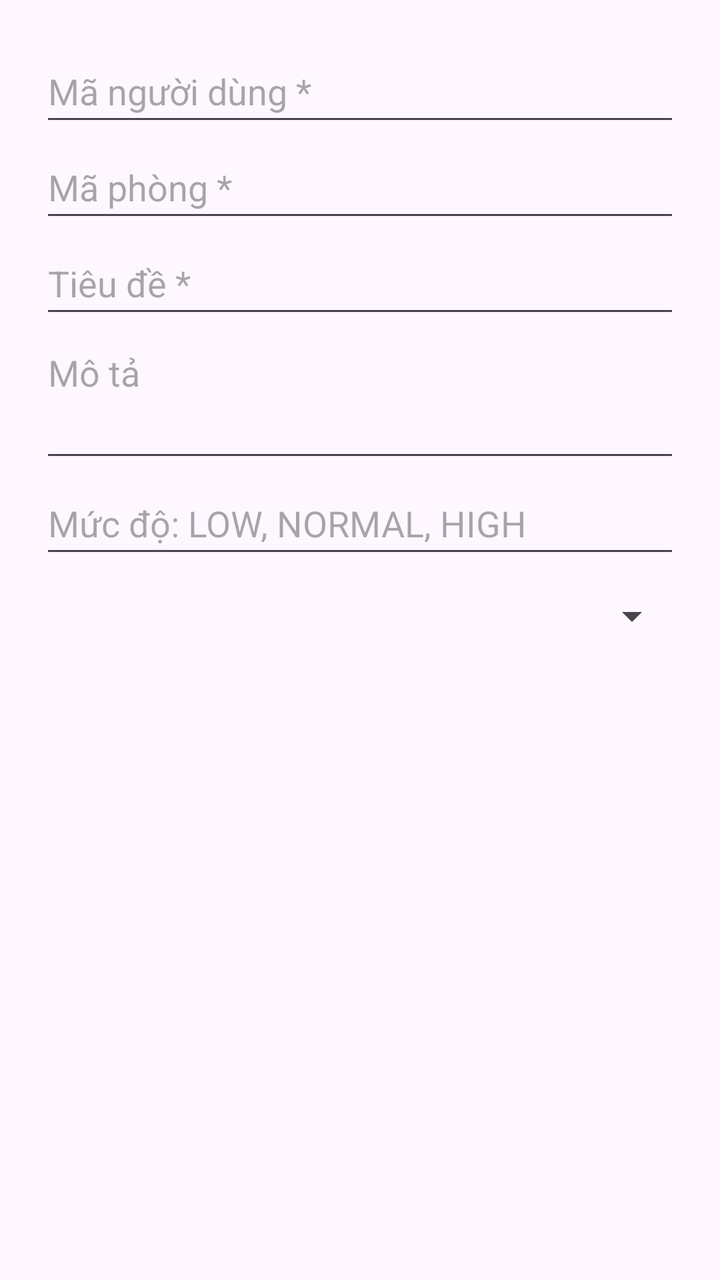
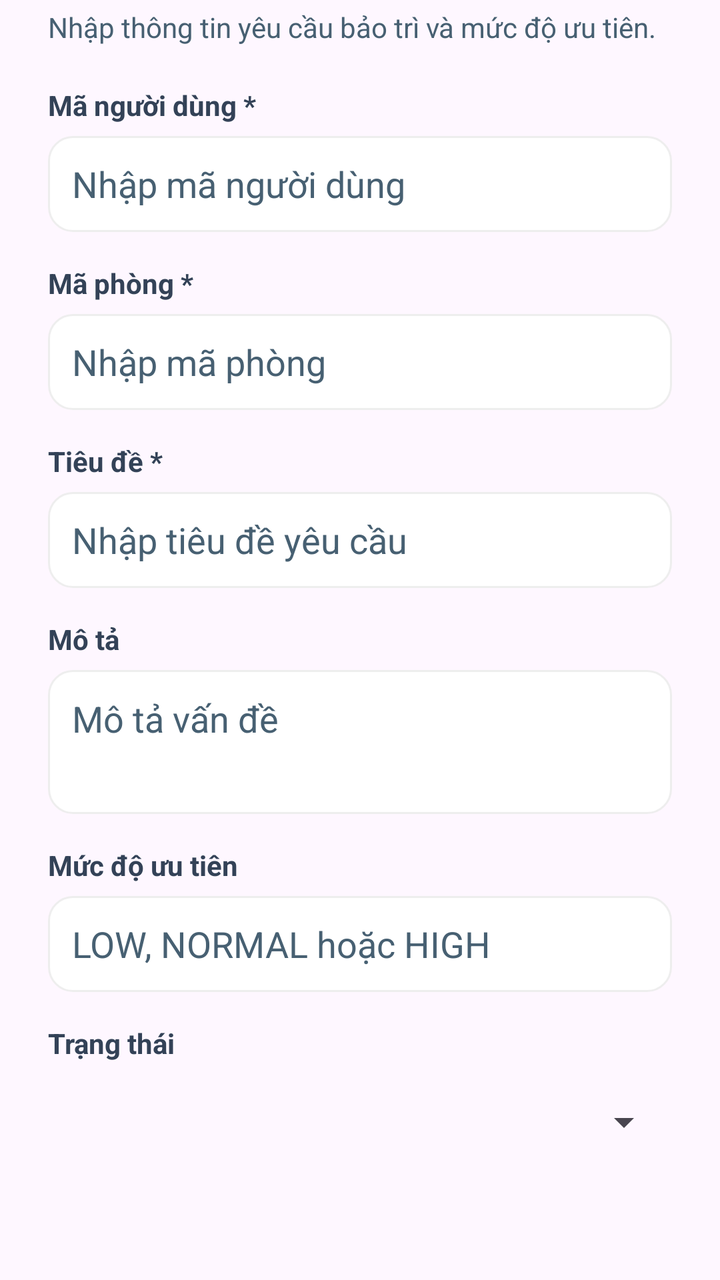

An Android layout rendered at two revisions. The XML below is the earlier revision; the diff shows what the commit changed to produce the second picture.
<!-- AndroidManifest.xml: application theme Theme.Rentaly_Management -->
<!-- res/layout/dialog_create_maintenance.xml -->
<?xml version="1.0" encoding="utf-8"?>
<ScrollView xmlns:android="http://schemas.android.com/apk/res/android" android:layout_width="match_parent" android:layout_height="wrap_content"><LinearLayout android:layout_width="match_parent" android:layout_height="wrap_content" android:orientation="vertical" android:padding="20dp"><EditText android:id="@+id/maintenance_form_user" android:layout_width="match_parent" android:layout_height="wrap_content" android:hint="Mã người dùng *" android:minHeight="48dp"/><EditText android:id="@+id/maintenance_form_room" android:layout_width="match_parent" android:layout_height="wrap_content" android:hint="Mã phòng *" android:minHeight="48dp"/><EditText android:id="@+id/maintenance_form_title" android:layout_width="match_parent" android:layout_height="wrap_content" android:hint="Tiêu đề *" android:minHeight="48dp"/><EditText android:id="@+id/maintenance_form_description" android:layout_width="match_parent" android:layout_height="wrap_content" android:hint="Mô tả" android:gravity="top" android:minHeight="72dp"/><EditText android:id="@+id/maintenance_form_priority" android:layout_width="match_parent" android:layout_height="wrap_content" android:hint="Mức độ: LOW, NORMAL, HIGH" android:minHeight="48dp"/><Spinner android:id="@+id/maintenance_form_status" android:layout_width="match_parent" android:layout_height="48dp"/></LinearLayout></ScrollView>
<!-- resources referenced by this layout -->
<resources>
  <style name="Theme.Rentaly_Management" parent="Base.Theme.Rentaly_Management" />
  <style name="Base.Theme.Rentaly_Management" parent="Theme.Material3.DayNight.NoActionBar">
          
          
      </style>
</resources>

<!-- the commit's change to res/layout/dialog_create_maintenance.xml (unified diff, before → after) -->
@@ -1,2 +1,28 @@
 <?xml version="1.0" encoding="utf-8"?>
-<ScrollView xmlns:android="http://schemas.android.com/apk/res/android" android:layout_width="match_parent" android:layout_height="wrap_content"><LinearLayout android:layout_width="match_parent" android:layout_height="wrap_content" android:orientation="vertical" android:padding="20dp"><EditText android:id="@+id/maintenance_form_user" android:layout_width="match_parent" android:layout_height="wrap_content" android:hint="Mã người dùng *" android:minHeight="48dp"/><EditText android:id="@+id/maintenance_form_room" android:layout_width="match_parent" android:layout_height="wrap_content" android:hint="Mã phòng *" android:minHeight="48dp"/><EditText android:id="@+id/maintenance_form_title" android:layout_width="match_parent" android:layout_height="wrap_content" android:hint="Tiêu đề *" android:minHeight="48dp"/><EditText android:id="@+id/maintenance_form_description" android:layout_width="match_parent" android:layout_height="wrap_content" android:hint="Mô tả" android:gravity="top" android:minHeight="72dp"/><EditText android:id="@+id/maintenance_form_priority" android:layout_width="match_parent" android:layout_height="wrap_content" android:hint="Mức độ: LOW, NORMAL, HIGH" android:minHeight="48dp"/><Spinner android:id="@+id/maintenance_form_status" android:layout_width="match_parent" android:layout_height="48dp"/></LinearLayout></ScrollView>
+<ScrollView xmlns:android="http://schemas.android.com/apk/res/android"
+    android:layout_width="match_parent"
+    android:layout_height="wrap_content"
+    android:fillViewport="true">
+    <LinearLayout
+        android:layout_width="match_parent"
+        android:layout_height="wrap_content"
+        android:orientation="vertical"
+        android:paddingStart="24dp"
+        android:paddingTop="4dp"
+        android:paddingEnd="24dp"
+        android:paddingBottom="8dp">
+        <TextView android:layout_width="match_parent" android:layout_height="wrap_content" android:text="Nhập thông tin yêu cầu bảo trì và mức độ ưu tiên." android:textColor="@color/secondary" android:textSize="14sp" />
+        <TextView android:layout_width="match_parent" android:layout_height="wrap_content" android:layout_marginTop="20dp" android:text="Mã người dùng *" android:textColor="@color/dark_navy" android:textSize="14sp" android:textStyle="bold" />
+        <EditText android:id="@+id/maintenance_form_user" android:layout_width="match_parent" android:layout_height="wrap_content" android:layout_marginTop="6dp" android:background="@drawable/user_detail_card" android:hint="Nhập mã người dùng" android:inputType="text" android:minHeight="48dp" android:paddingStart="12dp" android:paddingEnd="12dp" android:singleLine="true" android:textColor="@color/dark_navy" android:textColorHint="@color/secondary" />
+        <TextView android:layout_width="match_parent" android:layout_height="wrap_content" android:layout_marginTop="16dp" android:text="Mã phòng *" android:textColor="@color/dark_navy" android:textSize="14sp" android:textStyle="bold" />
+        <EditText android:id="@+id/maintenance_form_room" android:layout_width="match_parent" android:layout_height="wrap_content" android:layout_marginTop="6dp" android:background="@drawable/user_detail_card" android:hint="Nhập mã phòng" android:inputType="text" android:minHeight="48dp" android:paddingStart="12dp" android:paddingEnd="12dp" android:singleLine="true" android:textColor="@color/dark_navy" android:textColorHint="@color/secondary" />
+        <TextView android:layout_width="match_parent" android:layout_height="wrap_content" android:layout_marginTop="16dp" android:text="Tiêu đề *" android:textColor="@color/dark_navy" android:textSize="14sp" android:textStyle="bold" />
+        <EditText android:id="@+id/maintenance_form_title" android:layout_width="match_parent" android:layout_height="wrap_content" android:layout_marginTop="6dp" android:background="@drawable/user_detail_card" android:hint="Nhập tiêu đề yêu cầu" android:inputType="textCapSentences" android:minHeight="48dp" android:paddingStart="12dp" android:paddingEnd="12dp" android:singleLine="true" android:textColor="@color/dark_navy" android:textColorHint="@color/secondary" />
+        <TextView android:layout_width="match_parent" android:layout_height="wrap_content" android:layout_marginTop="16dp" android:text="Mô tả" android:textColor="@color/dark_navy" android:textSize="14sp" android:textStyle="bold" />
+        <EditText android:id="@+id/maintenance_form_description" android:layout_width="match_parent" android:layout_height="wrap_content" android:layout_marginTop="6dp" android:background="@drawable/user_detail_card" android:gravity="top" android:hint="Mô tả vấn đề" android:inputType="textMultiLine" android:minHeight="72dp" android:padding="12dp" android:textColor="@color/dark_navy" android:textColorHint="@color/secondary" />
+        <TextView android:layout_width="match_parent" android:layout_height="wrap_content" android:layout_marginTop="16dp" android:text="Mức độ ưu tiên" android:textColor="@color/dark_navy" android:textSize="14sp" android:textStyle="bold" />
+        <EditText android:id="@+id/maintenance_form_priority" android:layout_width="match_parent" android:layout_height="wrap_content" android:layout_marginTop="6dp" android:background="@drawable/user_detail_card" android:hint="LOW, NORMAL hoặc HIGH" android:inputType="textCapCharacters" android:minHeight="48dp" android:paddingStart="12dp" android:paddingEnd="12dp" android:singleLine="true" android:textColor="@color/dark_navy" android:textColorHint="@color/secondary" />
+        <TextView android:layout_width="match_parent" android:layout_height="wrap_content" android:layout_marginTop="16dp" android:text="Trạng thái" android:textColor="@color/dark_navy" android:textSize="14sp" android:textStyle="bold" />
+        <Spinner android:id="@+id/maintenance_form_status" android:layout_width="match_parent" android:layout_height="48dp" android:layout_marginTop="6dp" />
+    </LinearLayout>
+</ScrollView>
<!-- resource entries referenced after the edit -->
@@ -1,6 +1,17 @@
 <!-- resources referenced by this layout -->
 <resources>
+  <color name="dark_navy">#334257</color>
+  <color name="secondary">#476072</color>
+  <!-- drawable user_detail_card (drawable) -->
+  <?xml version="1.0" encoding="utf-8"?>
+  <shape xmlns:android="http://schemas.android.com/apk/res/android" android:shape="rectangle">
+      <solid android:color="@color/white" />
+      <corners android:radius="12dp" />
+      <stroke android:width="1dp" android:color="@color/background" />
+  </shape>
   <style name="Theme.Rentaly_Management" parent="Base.Theme.Rentaly_Management" />
+  <color name="white">#FFFFFFFF</color>
+  <color name="background">#EEEEEE</color>
   <style name="Base.Theme.Rentaly_Management" parent="Theme.Material3.DayNight.NoActionBar">
           
           
